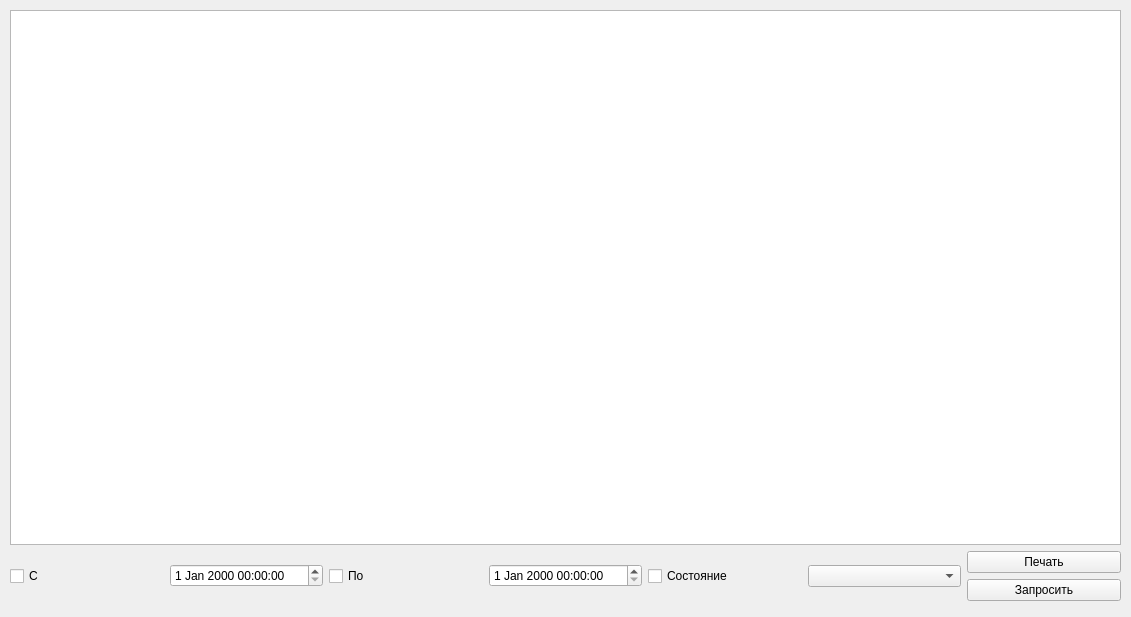
Qt form monitorGUI/showhistoryform.ui (systemkin/monitor) before a commit.
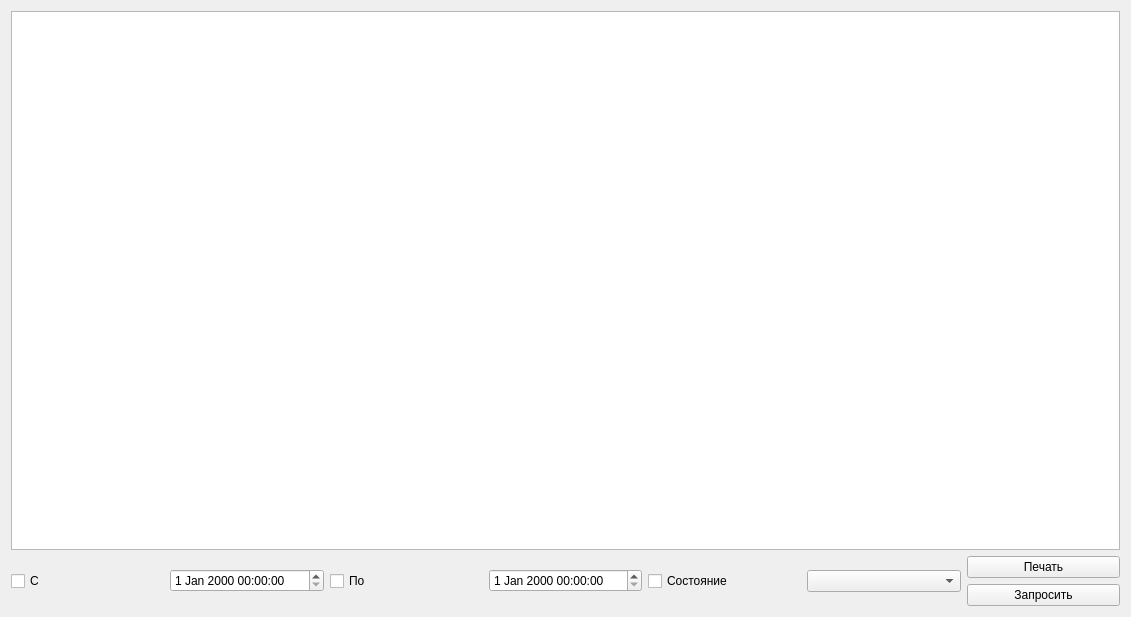
The same form after that commit.

Commit message: dedicated class for tcp communication

The edit to the form file:
```diff
--- a/monitorGUI/showhistoryform.ui
+++ b/monitorGUI/showhistoryform.ui
@@ -13,34 +13,8 @@
   <property name="windowTitle">
    <string>Form</string>
   </property>
-  <widget class="QLabel" name="label">
-   <property name="geometry">
-    <rect>
-     <x>10</x>
-     <y>570</y>
-     <width>16</width>
-     <height>41</height>
-    </rect>
-   </property>
-   <property name="layoutDirection">
-    <enum>Qt::LeftToRight</enum>
-   </property>
-   <property name="text">
-    <string/>
-   </property>
-   <property name="alignment">
-    <set>Qt::AlignRight|Qt::AlignTrailing|Qt::AlignVCenter</set>
-   </property>
-  </widget>
-  <widget class="QWidget" name="verticalLayoutWidget">
-   <property name="geometry">
-    <rect>
-     <x>10</x>
-     <y>10</y>
-     <width>1111</width>
-     <height>591</height>
-    </rect>
-   </property>
+  <layout class="QVBoxLayout" name="verticalLayout_3">
+   <item>
    <layout class="QVBoxLayout" name="verticalLayout">
     <item>
      <widget class="QTableView" name="tableView"/>
@@ -101,7 +75,8 @@
      </layout>
     </item>
    </layout>
-  </widget>
+   </item>
+  </layout>
  </widget>
  <resources/>
  <connections/>
```
Lines whose indentation alone changed are shown as unchanged. The commit also changes 13 other files.
